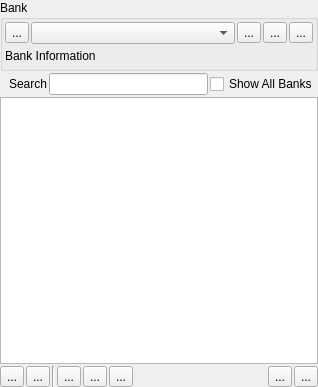
Above: Editor/src/Assets/ManagerWidget.ui from GameOverture/HarmonyEngine before the change. Below: the same form after it.
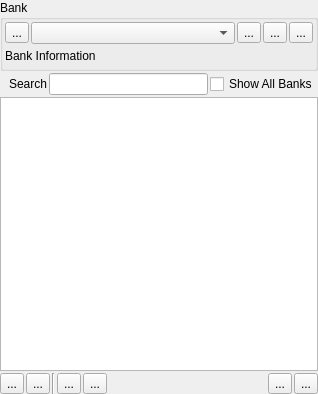
That is the form after the change. Icons and pictures are not drawn. Custom widgets are drawn as their Qt base class.

Commit message: Refactored builds to be in Asset Manager's Code tab

```diff
--- a/Editor/src/Assets/ManagerWidget.ui
+++ b/Editor/src/Assets/ManagerWidget.ui
@@ -7,7 +7,7 @@
     <x>0</x>
     <y>0</y>
     <width>318</width>
-    <height>387</height>
+    <height>394</height>
    </rect>
   </property>
   <property name="windowTitle">
@@ -214,13 +214,6 @@
        </property>
       </widget>
      </item>
-     <item>
-      <widget class="QToolButton" name="btnSyncFilterAssets">
-       <property name="text">
-        <string>...</string>
-       </property>
-      </widget>
-     </item>
      <item>
       <spacer name="horizontalSpacer_5">
        <property name="orientation">
```
Left out of the diff: 105 changed lines with no effect on the pictures. The commit also changes 14 other files.
